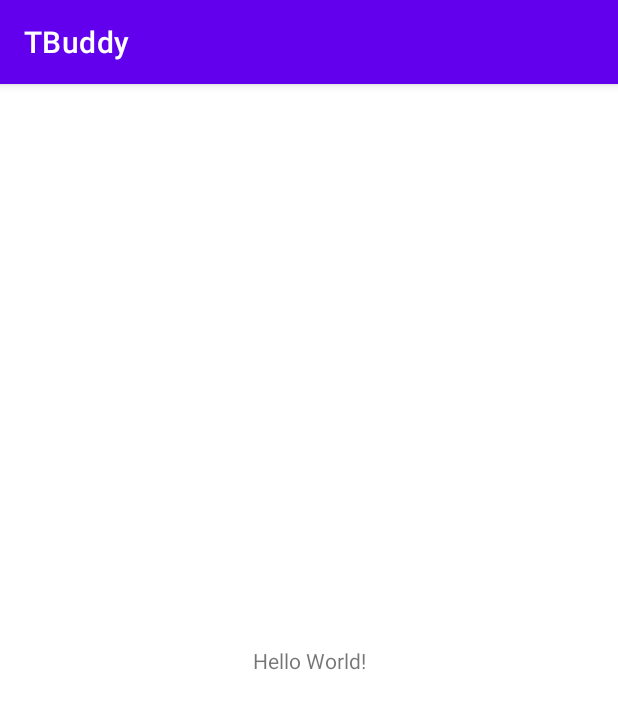
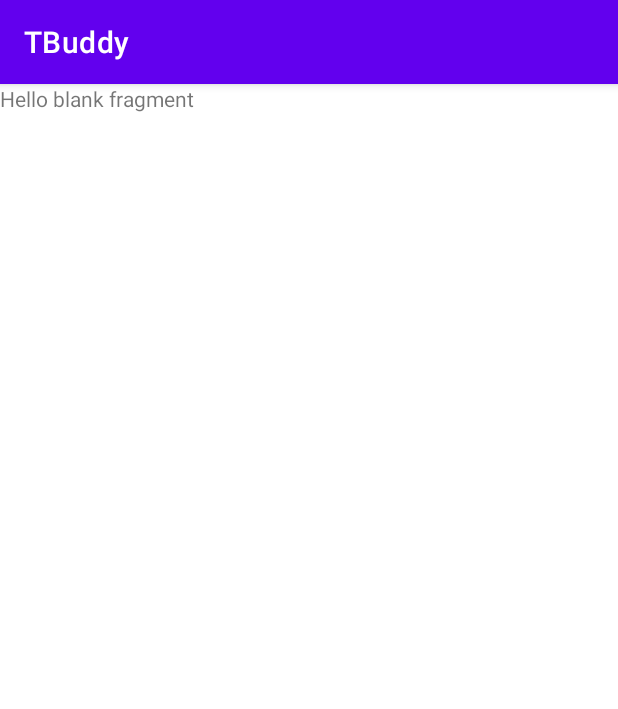
Before and after one commit to dominicbuehler/TBuddy, an Android app: the screen it shows after launch (MainActivity), on a phone screen of 412 x 824 dp. Shown: the top 709 px of the screen. Run offline under Robolectric (Android 15) with nearby library versions, the phone set to English and light mode, and no system bars.

Commit message:
added fragments, navgraph and started implementing viewbinding

```diff
--- /dev/null
+++ b/app/src/main/java/com/example/tbuddy/FragmentHome.kt
@@ -0,0 +1,37 @@
+package com.example.tbuddy
+
+import android.os.Bundle
+import androidx.fragment.app.Fragment
+import android.view.LayoutInflater
+import android.view.View
+import android.view.ViewGroup
+
+// TODO: Rename parameter arguments, choose names that match
+// the fragment initialization parameters, e.g. ARG_ITEM_NUMBER
+private const val ARG_PARAM1 = "param1"
+private const val ARG_PARAM2 = "param2"
+
+/**
+ * A simple [Fragment] subclass.
+ * Use the [FragmentHome.newInstance] factory method to
+ * create an instance of this fragment.
+ */
+class FragmentHome : Fragment() {
+    // TODO: Rename and change types of parameters
+    private var param1: String? = null
+    private var param2: String? = null
+
+//    override fun onCreate(savedInstanceState: Bundle?) {
+//        super.onCreate(savedInstanceState)
+//
+//    }
+
+    override fun onCreateView(
+        inflater: LayoutInflater, container: ViewGroup?,
+        savedInstanceState: Bundle?
+    ): View? {
+        return inflater.inflate(R.layout.fragment_home, container, false)
+    }
+
+
+}
--- a/app/src/main/res/layout/activity_main.xml
+++ b/app/src/main/res/layout/activity_main.xml
@@ -6,13 +6,17 @@
     android:layout_height="match_parent"
     tools:context=".MainActivity">
 
-    <TextView
-        android:layout_width="wrap_content"
-        android:layout_height="wrap_content"
-        android:text="Hello World!"
-        app:layout_constraintBottom_toBottomOf="parent"
+    <androidx.fragment.app.FragmentContainerView
+        android:id="@+id/nav_host_fragment"
+        android:name="androidx.navigation.fragment.NavHostFragment"
+        android:layout_width="0dp"
+        android:layout_height="0dp"
         app:layout_constraintLeft_toLeftOf="parent"
         app:layout_constraintRight_toRightOf="parent"
-        app:layout_constraintTop_toTopOf="parent" />
+        app:layout_constraintTop_toTopOf="parent"
+        app:layout_constraintBottom_toBottomOf="parent"
+
+        app:defaultNavHost="true"
+        app:navGraph="@navigation/nav_graph" />
 
 </androidx.constraintlayout.widget.ConstraintLayout>
--- /dev/null
+++ b/app/src/main/res/layout/fragment_home.xml
@@ -0,0 +1,14 @@
+<?xml version="1.0" encoding="utf-8"?>
+<FrameLayout xmlns:android="http://schemas.android.com/apk/res/android"
+    xmlns:tools="http://schemas.android.com/tools"
+    android:layout_width="match_parent"
+    android:layout_height="match_parent"
+    tools:context=".FragmentHome">
+
+    <!-- TODO: Update blank fragment layout -->
+    <TextView
+        android:layout_width="match_parent"
+        android:layout_height="match_parent"
+        android:text="@string/hello_blank_fragment" />
+
+</FrameLayout>
--- /dev/null
+++ b/app/src/main/res/navigation/nav_graph.xml
@@ -0,0 +1,22 @@
+<?xml version="1.0" encoding="utf-8"?>
+<navigation xmlns:android="http://schemas.android.com/apk/res/android"
+    xmlns:app="http://schemas.android.com/apk/res-auto"
+    xmlns:tools="http://schemas.android.com/tools"
+    android:id="@+id/nav_graph"
+    app:startDestination="@id/fragmentHome">
+
+    <fragment
+        android:id="@+id/fragmentHome"
+        android:name="com.example.tbuddy.FragmentHome"
+        android:label="fragment_home"
+        tools:layout="@layout/fragment_home" >
+        <action
+            android:id="@+id/action_fragmentHome_to_fragmentTimer"
+            app:destination="@id/fragmentTimer" />
+    </fragment>
+    <fragment
+        android:id="@+id/fragmentTimer"
+        android:name="com.example.tbuddy.FragmentTimer"
+        android:label="fragment_timer"
+        tools:layout="@layout/fragment_timer" />
+</navigation>
--- a/app/src/main/res/values/strings.xml
+++ b/app/src/main/res/values/strings.xml
@@ -1,3 +1,5 @@
 <resources>
     <string name="app_name">TBuddy</string>
+    <!-- TODO: Remove or change this placeholder text -->
+    <string name="hello_blank_fragment">Hello blank fragment</string>
 </resources>
```
Also changed, not shown: app/build.gradle (+21 -1 lines), app/src/main/java/com/example/tbuddy/FragmentTimer.kt (added, +59 -0 lines), app/src/main/res/layout/fragment_timer.xml (added, +14 -0 lines).
